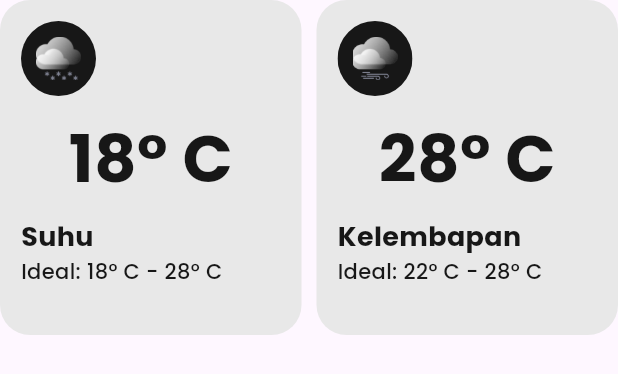
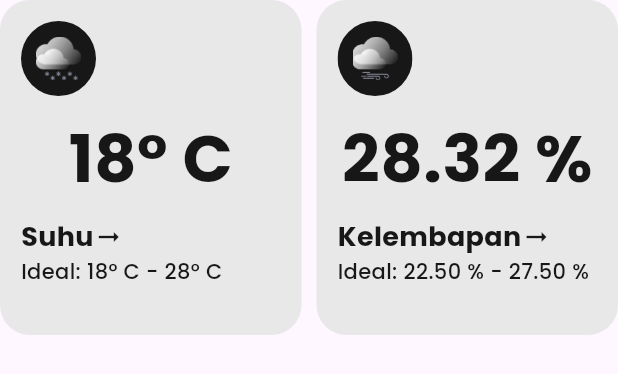
Before and after one commit to agungkurniawanid/intellegence-quality-air-control-system-kopi-nursery, a Flutter app: the CustomCardSuhu widget shown alone on an empty page, opened directly, on a phone screen of 412 x 824 dp. Shown: the top 374 px of the screen. Run offline on Flutter 3.47's test engine with Material 3 defaults, Android fonts, the light colour scheme and no system bars; our stand-ins replace flutter_riverpod, gap, google_fonts.

Commit message:
updated mobile app dashboard home menu

```diff
--- a/iqacs_flutter/lib/screens/home_screen.dart
+++ b/iqacs_flutter/lib/screens/home_screen.dart
@@ -31,6 +31,7 @@ class HomeScreen extends StatelessWidget {
                   crossAxisCount: 2,
                   crossAxisSpacing: 10.0,
                   mainAxisSpacing: 10.0,
+                  childAspectRatio: 0.9,
                   children: const [
                     CustomCardSprayer(),
                     CustomCardReportInformation(),
--- a/iqacs_flutter/lib/widgets/custom_card.dart
+++ b/iqacs_flutter/lib/widgets/custom_card.dart
@@ -75,7 +75,7 @@ class CustomMainCard extends ConsumerWidget {
                     ),
                     const Gap(5),
                     Text(
-                      "22° C / Ideal",
+                      "22,21 % / Ideal",
                       style: GoogleFonts.poppins(
                           color: const Color(0xFF171717),
                           fontSize: 18,
@@ -133,15 +133,14 @@ class CustomCardSuhu extends ConsumerWidget {
   Widget build(BuildContext context, WidgetRef ref) {
     return GridView.builder(
       shrinkWrap: true,
-      physics:
-          const NeverScrollableScrollPhysics(), // Disable scrolling in GridView
+      physics: const NeverScrollableScrollPhysics(),
       gridDelegate: const SliverGridDelegateWithFixedCrossAxisCount(
-        crossAxisCount: 2, // Display 2 cards per row
+        crossAxisCount: 2,
         crossAxisSpacing: 10.0,
         mainAxisSpacing: 10.0,
         childAspectRatio: 0.9,
       ),
-      itemCount: 2, // Number of items in grid (can be changed as needed)
+      itemCount: 2,
       itemBuilder: (BuildContext context, int index) {
         return Container(
           padding: const EdgeInsets.all(14.0),
@@ -175,7 +174,7 @@ class CustomCardSuhu extends ConsumerWidget {
               const SizedBox(height: 10),
               Center(
                 child: Text(
-                  index != 0 ? "28° C" : "18° C",
+                  index != 0 ? "28.32 %" : "18° C",
                   style: GoogleFonts.poppins(
                       color: const Color(0xFF171717),
                       fontSize: 44,
@@ -184,8 +183,9 @@ class CustomCardSuhu extends ConsumerWidget {
               ),
               const Gap(8),
               Column(
-                crossAxisAlignment:
-                    CrossAxisAlignment.start, // Align text to start
+                crossAxisAlignment: CrossAxisAlignment.start,
+                children: [
+                  Row(
                     children: [
                       Text(
                         index != 0 ? "Kelembapan" : "Suhu",
@@ -194,9 +194,13 @@ class CustomCardSuhu extends ConsumerWidget {
                             fontSize: 18,
                             fontWeight: FontWeight.bold),
                       ),
+                      Icon(Icons.arrow_right_alt,
+                          color: const Color(0xFF171717), size: 20),
+                    ],
+                  ),
                   Text(
                     index != 0
-                        ? "Ideal: 22° C - 28° C"
+                        ? "Ideal: 22.50 % - 27.50 %"
                         : "Ideal: 18° C - 28° C",
                     style: GoogleFonts.poppins(
                         color: const Color(0xFF171717),
```
Lines whose indentation alone changed are shown as unchanged.
